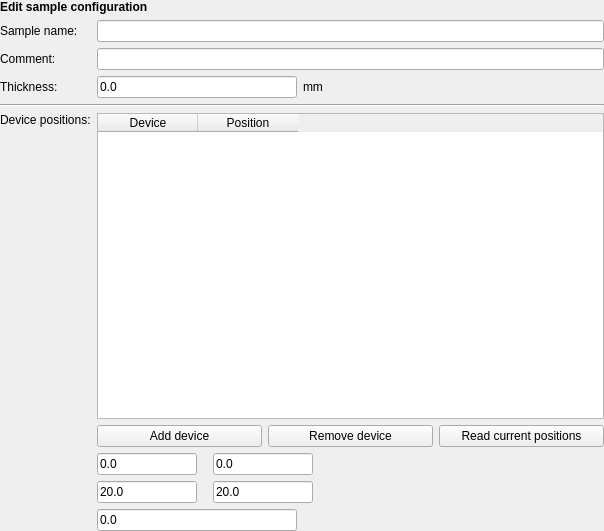
This is nicos_ess/loki/gui/ui_files/sampleconf_one.ui in mlz-ictrl/nicos as Qt 5 draws it before an edit. The edited form follows.
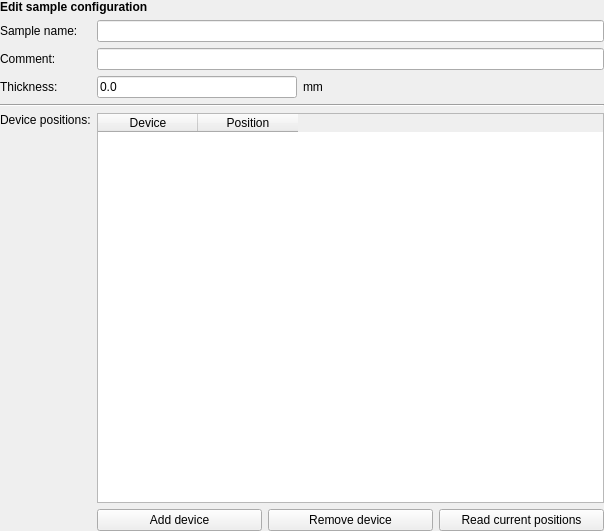
This is the edited form.

Commit message: Remove sample config (aperture and offset) from samples tab

The edit to the form file:
```diff
--- a/nicos_ess/loki/gui/ui_files/sampleconf_one.ui
+++ b/nicos_ess/loki/gui/ui_files/sampleconf_one.ui
@@ -100,24 +100,7 @@
       <widget class="QLineEdit" name="commentBox"/>
      </item>
      <item row="6" column="0">
-      <layout class="QVBoxLayout" name="verticalLayout_3">
-       <item>
-        <spacer name="verticalSpacer_2">
-         <property name="orientation">
-          <enum>Qt::Vertical</enum>
-         </property>
-         <property name="sizeType">
-          <enum>QSizePolicy::Fixed</enum>
-         </property>
-         <property name="sizeHint" stdset="0">
-          <size>
-           <width>20</width>
-           <height>30</height>
-          </size>
-         </property>
-        </spacer>
-       </item>
-      </layout>
+      <layout class="QVBoxLayout" name="verticalLayout_3"/>
      </item>
      <item row="5" column="0">
       <layout class="QVBoxLayout" name="verticalLayout">
@@ -151,34 +134,7 @@
       </widget>
      </item>
      <item row="7" column="1">
-      <layout class="QHBoxLayout" name="horizontalLayout_3">
-       <item>
-        <widget class="QLineEdit" name="offsetBox">
-         <property name="maximumSize">
-          <size>
-           <width>200</width>
-           <height>16777215</height>
-          </size>
-         </property>
-         <property name="text">
-          <string>0.0</string>
-         </property>
-        </widget>
-       </item>
-       <item>
-        <spacer name="horizontalSpacer_4">
-         <property name="orientation">
-          <enum>Qt::Horizontal</enum>
-         </property>
-         <property name="sizeHint" stdset="0">
-          <size>
-           <width>40</width>
-           <height>20</height>
-          </size>
-         </property>
-        </spacer>
-       </item>
-      </layout>
+      <layout class="QHBoxLayout" name="horizontalLayout_3"/>
      </item>
      <item row="4" column="0" colspan="2">
       <widget class="Line" name="line_3">
@@ -241,131 +197,6 @@
        </property>
       </widget>
      </item>
-     <item row="6" column="1">
-      <layout class="QGridLayout" name="gridLayout_2">
-       <item row="0" column="0">
-        <widget class="QLineEdit" name="apXBox">
-         <property name="minimumSize">
-          <size>
-           <width>50</width>
-           <height>0</height>
-          </size>
-         </property>
-         <property name="maximumSize">
-          <size>
-           <width>100</width>
-           <height>16777215</height>
-          </size>
-         </property>
-         <property name="text">
-          <string>0.0</string>
-         </property>
-        </widget>
-       </item>
-       <item row="0" column="2">
-        <widget class="QLineEdit" name="apYBox">
-         <property name="minimumSize">
-          <size>
-           <width>50</width>
-           <height>0</height>
-          </size>
-         </property>
-         <property name="maximumSize">
-          <size>
-           <width>100</width>
-           <height>16777215</height>
-          </size>
-         </property>
-         <property name="text">
-          <string>0.0</string>
-         </property>
-        </widget>
-       </item>
-       <item row="1" column="0">
-        <widget class="QLineEdit" name="apWBox">
-         <property name="minimumSize">
-          <size>
-           <width>50</width>
-           <height>0</height>
-          </size>
-         </property>
-         <property name="maximumSize">
-          <size>
-           <width>100</width>
-           <height>16777215</height>
-          </size>
-         </property>
-         <property name="text">
-          <string>20.0</string>
-         </property>
-        </widget>
-       </item>
-       <item row="1" column="2">
-        <widget class="QLineEdit" name="apHBox">
-         <property name="minimumSize">
-          <size>
-           <width>50</width>
-           <height>0</height>
-          </size>
-         </property>
-         <property name="maximumSize">
-          <size>
-           <width>100</width>
-           <height>16777215</height>
-          </size>
-         </property>
-         <property name="text">
-          <string>20.0</string>
-         </property>
-        </widget>
-       </item>
-       <item row="0" column="1">
-        <spacer name="horizontalSpacer">
-         <property name="orientation">
-          <enum>Qt::Horizontal</enum>
-         </property>
-         <property name="sizeType">
-          <enum>QSizePolicy::Fixed</enum>
-         </property>
-         <property name="sizeHint" stdset="0">
-          <size>
-           <width>10</width>
-           <height>20</height>
-          </size>
-         </property>
-        </spacer>
-       </item>
-       <item row="1" column="3" colspan="2">
-        <spacer name="horizontalSpacer_2">
-         <property name="orientation">
-          <enum>Qt::Horizontal</enum>
-         </property>
-         <property name="sizeHint" stdset="0">
-          <size>
-           <width>40</width>
-           <height>20</height>
-          </size>
-         </property>
-        </spacer>
-       </item>
-       <item row="0" column="3">
-        <spacer name="horizontalSpacer_3">
-         <property name="orientation">
-          <enum>Qt::Horizontal</enum>
-         </property>
-         <property name="sizeType">
-          <enum>QSizePolicy::Fixed</enum>
-         </property>
-         <property name="sizeHint" stdset="0">
-          <size>
-           <width>10</width>
-           <height>20</height>
-          </size>
-         </property>
-        </spacer>
-       </item>
-      </layout>
-     </item>
     </layout>
    </item>
   </layout>
```
Left out of the diff: 5 changed lines with no effect on the pictures. The commit also changes 2 other files.
